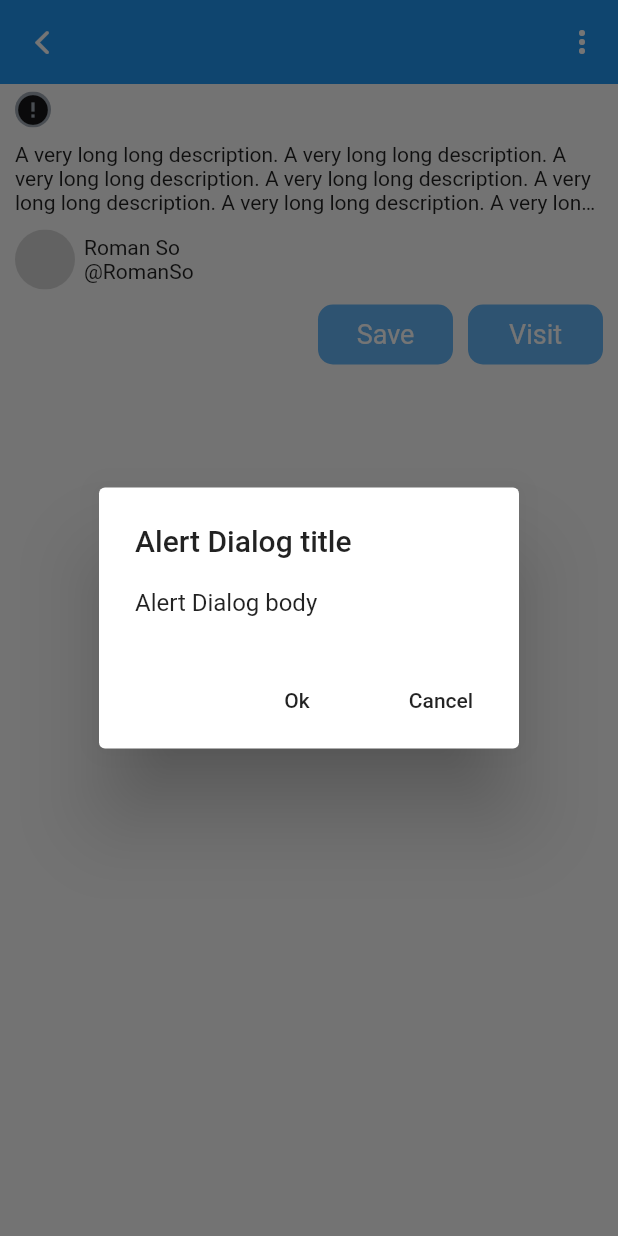
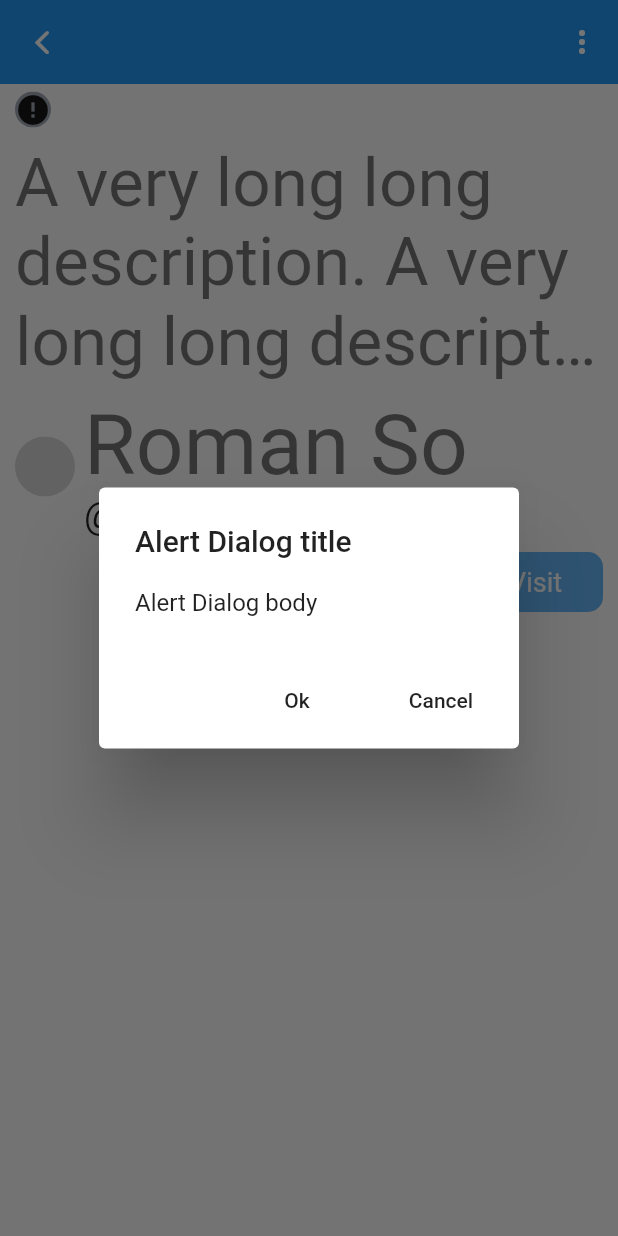
Before and after one commit to Deep27/skill_branch_flutter, a Flutter app: the FullScreenImage screen opened directly with empty values, after a tap on "Save", on a phone screen of 412 x 824 dp. Run offline on Flutter 3.47's test engine with Material 2 defaults, Android fonts, the phone set to English and light mode, and no system bars; drawn by our look-alikes of cached_network_image; network calls fail; statements that could not run were skipped.

Commit message:
Updated Text theme.

```diff
--- a/lib/app.dart
+++ b/lib/app.dart
@@ -1,5 +1,6 @@
 import 'dart:io' show Platform;
 
+import 'package:FlutterGalleryApp/res/res.dart';
 import 'package:FlutterGalleryApp/screens/home.dart';
 import 'package:FlutterGalleryApp/screens/photo_screen.dart';
 import 'package:flutter/cupertino.dart';
@@ -13,6 +14,7 @@ class MyApp extends StatelessWidget {
       title: 'Flutter Demo',
       theme: ThemeData(
         primarySwatch: Colors.blue,
+        textTheme: buildAppTextTheme(),
       ),
       onGenerateRoute: (RouteSettings settings) {
         if (settings.name == '/fullScreenImage') {
--- a/lib/res/styles.dart
+++ b/lib/res/styles.dart
@@ -1,62 +1,134 @@
+import 'package:flutter/material.dart';
 import 'package:flutter/widgets.dart';
 
 import 'colors.dart';
 
-class AppStyles {
-  static const h6 = TextStyle(
-    fontSize: 12,
-    height: 20 / 12,
-    letterSpacing: -0.24,
-    fontWeight: FontWeight.w300,
-    fontFamily: 'Roboto',
-    fontStyle: FontStyle.normal,
-  );
-
-  static const h5Black = TextStyle(
-    fontSize: 13,
-    height: 18 / 13,
-    fontWeight: FontWeight.normal,
-    color: AppColors.black,
-    fontStyle: FontStyle.normal,
-    fontFamily: 'Roboto',
-  );
-
-  static const h4 = TextStyle(
-    fontSize: 14,
-    height: 16 / 14,
-    color: AppColors.alto,
-    fontWeight: FontWeight.w600,
-    fontFamily: 'Roboto',
-    fontStyle: FontStyle.normal,
-    letterSpacing: 0.75,
-  );
-
-  static const h3 = TextStyle(
-    fontSize: 14,
-    height: 20 / 14,
-    color: AppColors.manatee,
-    fontWeight: FontWeight.normal,
-    fontFamily: 'Roboto',
-    fontStyle: FontStyle.normal,
-    letterSpacing: 0.25,
-  );
-
-  static const h2Black = TextStyle(
-    fontSize: 17,
-    height: 22 / 17,
-    fontFamily: 'Roboto',
-    color: AppColors.black,
-    fontWeight: FontWeight.normal,
-    fontStyle: FontStyle.normal,
-    letterSpacing: -0.41,
-  );
-
-  static const h1Black = TextStyle(
-    fontSize: 18,
-    height: 23 / 18,
-    color: AppColors.black,
-    fontWeight: FontWeight.bold,
-    fontFamily: 'Roboto',
-    fontStyle: FontStyle.normal,
-  );
-}
+TextTheme buildAppTextTheme() => TextTheme(
+      headline1: TextStyle(
+        fontSize: 96,
+        fontWeight: FontWeight.w300,
+        letterSpacing: -1.5,
+        fontFamily: 'Roboto',
+      ),
+//  static const h1Black = TextStyle(
+//    fontSize: 18,
+//    height: 23 / 18,
+//    color: AppColors.black,
+//    fontWeight: FontWeight.bold,
+//    fontFamily: 'Roboto',
+//    fontStyle: FontStyle.normal,
+//  );
+      headline2: TextStyle(
+        fontSize: 60,
+        fontWeight: FontWeight.w300,
+        letterSpacing: -0.5,
+        fontFamily: 'Roboto',
+      ),
+//  static const h2Black = TextStyle(
+//    fontSize: 17,
+//    height: 22 / 17,
+//    fontFamily: 'Roboto',
+//    color: AppColors.black,
+//    fontWeight: FontWeight.normal,
+//    fontStyle: FontStyle.normal,
+//    letterSpacing: -0.41,
+//  );
+      headline3: TextStyle(
+        fontSize: 48,
+        fontWeight: FontWeight.w400,
+        fontFamily: 'Roboto',
+      ),
+//  static const h3 = TextStyle(
+//    fontSize: 14,
+//    height: 20 / 14,
+//    color: AppColors.manatee,
+//    fontWeight: FontWeight.normal,
+//    fontFamily: 'Roboto',
+//    fontStyle: FontStyle.normal,
+//    letterSpacing: 0.25,
+//  );
+      headline4: TextStyle(
+        fontSize: 34,
+        fontWeight: FontWeight.w400,
+        letterSpacing: 0.25,
+        fontFamily: 'Roboto',
+      ),
+//  static const h4 = TextStyle(
+//    fontSize: 14,
+//    height: 16 / 14,
+//    color: AppColors.alto,
+//    fontWeight: FontWeight.w600,
+//    fontFamily: 'Roboto',
+//    fontStyle: FontStyle.normal,
+//    letterSpacing: 0.75,
+//  );
+      headline5: TextStyle(
+        fontSize: 24,
+        fontWeight: FontWeight.w400,
+        fontFamily: 'Roboto',
+      ),
+//  static const h5Black = TextStyle(
+//    fontSize: 13,
+//    height: 18 / 13,
+//    fontWeight: FontWeight.normal,
+//    color: AppColors.black,
+//    fontStyle: FontStyle.normal,
+//    fontFamily: 'Roboto',
+//  );
+      headline6: TextStyle(
+        fontSize: 20,
+        fontWeight: FontWeight.w500,
+        letterSpacing: 0.15,
+        fontFamily: 'Roboto',
+      ),
+//  static const h6 = TextStyle(
+//    fontSize: 12,
+//    height: 20 / 12,
+//    letterSpacing: -0.24,
+//    fontWeight: FontWeight.w300,
+//    fontFamily: 'Roboto',
+//    fontStyle: FontStyle.normal,
+//  );
+      subtitle1: TextStyle(
+        fontSize: 16,
+        fontWeight: FontWeight.w400,
+        letterSpacing: 0.15,
+        fontFamily: 'Roboto',
+      ),
+      subtitle2: TextStyle(
+        fontSize: 14,
+        fontWeight: FontWeight.w500,
+        letterSpacing: 0.1,
+        fontFamily: 'Roboto',
+      ),
+      bodyText1: TextStyle(
+        fontSize: 16,
+        fontWeight: FontWeight.w400,
+        letterSpacing: 0.5,
+        fontFamily: 'Roboto',
+      ),
+      bodyText2: TextStyle(
+        fontSize: 14,
+        fontWeight: FontWeight.w400,
+        letterSpacing: 0.25,
+        fontFamily: 'Roboto',
+      ),
+      button: TextStyle(
+        fontSize: 14,
+        fontWeight: FontWeight.w500,
+        letterSpacing: 1.25,
+        fontFamily: 'Roboto',
+      ),
+      caption: TextStyle(
+        fontSize: 12,
+        fontWeight: FontWeight.w400,
+        letterSpacing: 0.4,
+        fontFamily: 'Roboto',
+      ),
+      overline: TextStyle(
+        fontSize: 10,
+        fontWeight: FontWeight.w400,
+        letterSpacing: 1.5,
+        fontFamily: 'Roboto',
+      ),
+    );
--- a/lib/screens/feed_screen.dart
+++ b/lib/screens/feed_screen.dart
@@ -57,14 +57,17 @@ class _FeedState extends State<Feed> {
             );
           },
         ),
-        _buildPhotoMeta(),
+        _buildPhotoMeta(context),
         Padding(
           padding: const EdgeInsets.symmetric(horizontal: 10, vertical: 5),
           child: Text(
             'This is Flutter dash. I love him :)',
             maxLines: 3,
             overflow: TextOverflow.ellipsis,
-            style: AppStyles.h3.copyWith(color: AppColors.black),
+            style: Theme.of(context)
+                .textTheme
+                .headline3
+                .copyWith(color: AppColors.black),
           ),
         ),
       ],
@@ -72,7 +75,7 @@ class _FeedState extends State<Feed> {
   }
 }
 
-Widget _buildPhotoMeta() {
+Widget _buildPhotoMeta(BuildContext ctx) {
   return Padding(
     padding: const EdgeInsets.symmetric(horizontal: 10, vertical: 5),
     child: Row(
@@ -81,16 +84,21 @@ Widget _buildPhotoMeta() {
         Row(
           children: <Widget>[
 //            UserAvatar('https://skill-branch.ru/img/speakers/Adechenko.jpg'),
-            UserAvatar('https://www.thewodge.com/wp-content/uploads/2019/11/avatar-icon.png'),
+            UserAvatar(
+                'https://www.thewodge.com/wp-content/uploads/2019/11/avatar-icon.png'),
             SizedBox(width: 6),
             Column(
               crossAxisAlignment: CrossAxisAlignment.start,
               mainAxisAlignment: MainAxisAlignment.spaceBetween,
               children: <Widget>[
-                const Text('Roman So', style: AppStyles.h2Black),
-                Text('@RomanSo',
-                    style:
-                        AppStyles.h5Black.copyWith(color: AppColors.manatee)),
+                Text('Roman So', style: Theme.of(ctx).textTheme.headline2),
+                Text(
+                  '@RomanSo',
+                  style: Theme.of(ctx)
+                      .textTheme
+                      .headline5
+                      .copyWith(color: AppColors.manatee),
+                ),
               ],
             ),
           ],
--- a/lib/screens/photo_screen.dart
+++ b/lib/screens/photo_screen.dart
@@ -165,11 +165,13 @@ class _AuthorInfoStaggeredAnimation extends StatelessWidget {
                   crossAxisAlignment: CrossAxisAlignment.start,
                   mainAxisAlignment: MainAxisAlignment.spaceBetween,
                   children: <Widget>[
-                    Text(name, style: AppStyles.h2Black),
+                    Text(name, style: Theme.of(context).textTheme.headline2),
                     Text(
                       userName,
-                      style:
-                          AppStyles.h5Black.copyWith(color: AppColors.manatee),
+                      style: Theme.of(context)
+                          .textTheme
+                          .headline5
+                          .copyWith(color: AppColors.manatee),
                     ),
                   ],
                 ),
@@ -249,7 +251,7 @@ class _PhotoDescription extends StatelessWidget {
         _description,
         maxLines: 3,
         overflow: TextOverflow.ellipsis,
-        style: AppStyles.h3,
+        style: Theme.of(context).textTheme.headline3,
       ),
     );
   }
```
